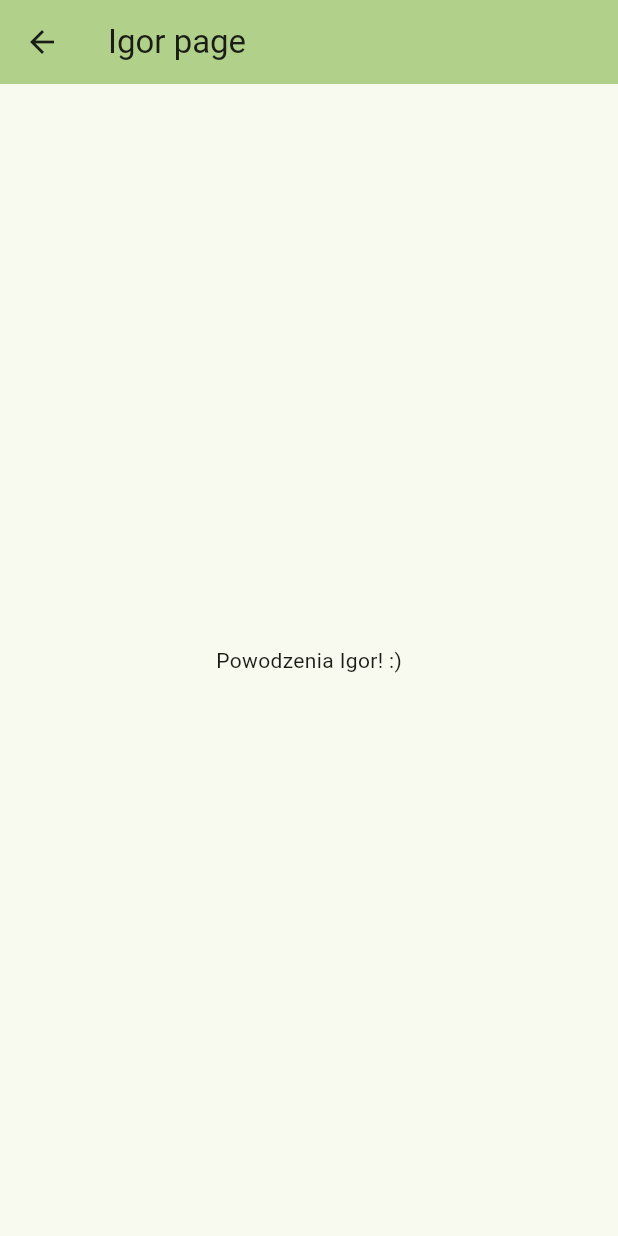
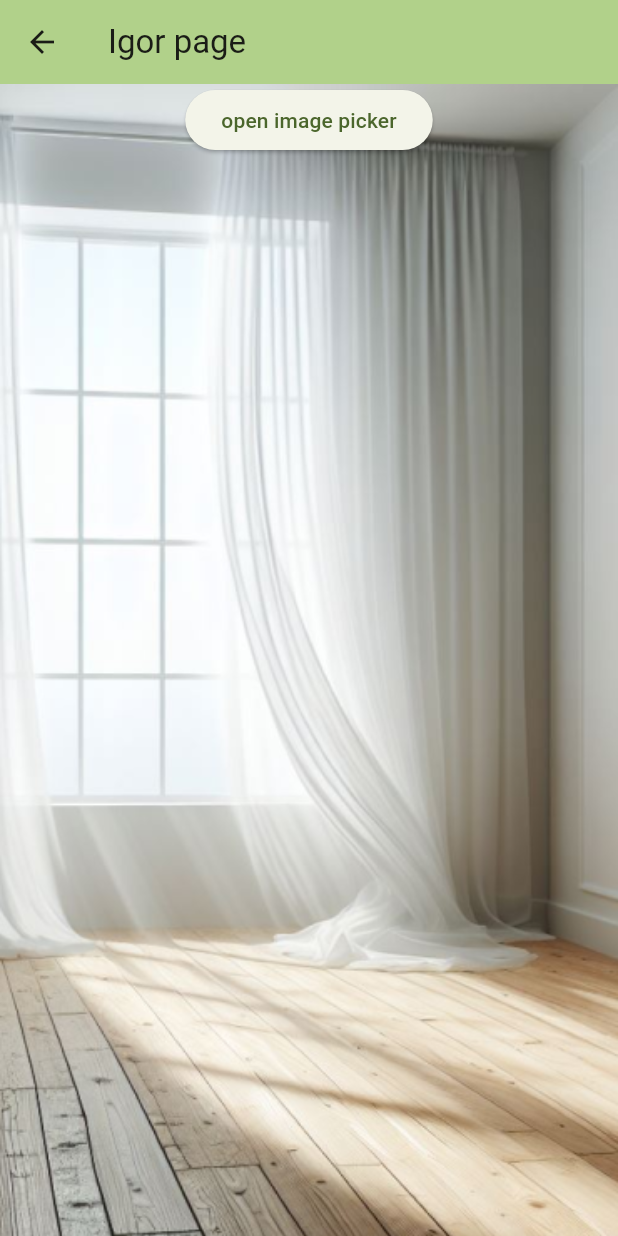
Before and after one commit to kit-jacking/olszewsking, a Flutter app: the IgorPage screen opened by its route, on a phone screen of 412 x 824 dp. Run offline on Flutter 3.47's test engine with Material 3 defaults, Android fonts, the light colour scheme and no system bars; our stand-ins replace flutter_bloc, flutter_svg, fluttertoast, image_picker; missing offline and left inert: model_viewer_plus.

Commit message:
load pic as background added

```diff
--- a/lib/ui/igorPage/igorPage.dart
+++ b/lib/ui/igorPage/igorPage.dart
@@ -1,27 +1,103 @@
 import 'package:flutter/material.dart';
+import 'dart:io';
+import 'package:image_picker/image_picker.dart';
 
-class IgorPage extends StatelessWidget {
+
+class IgorPage extends StatefulWidget {
   const IgorPage({super.key, required this.title});
 
   final String title;
+
+
+  @override
+  State<IgorPage> createState() => _IgorPageState();
+}
+
+class _IgorPageState extends State<IgorPage> {
+
+  File? _backgroundImage;
 
   @override
   Widget build(BuildContext context) {
     return Scaffold(
       appBar: AppBar(
-        backgroundColor: Theme.of(context).colorScheme.inversePrimary,
-        title: Text(title),
+        backgroundColor: Theme
+            .of(context)
+            .colorScheme
+            .inversePrimary,
+        title: Text(widget.title),
       ),
-      body: const Center(
-        child: SingleChildScrollView(
-          child: Column(
-            mainAxisAlignment: MainAxisAlignment.center,
-            children: <Widget>[
-              Text("Powodzenia Igor! :)"),
+      body: Stack(
+        children: [
+              Container(
+                height: double.infinity,
+                    width: double.infinity,
+                    decoration: BoxDecoration(
+                      image: DecorationImage(
+                        image: _backgroundImage == null ? const AssetImage("lib/assets/images/CAMERA-VIEW_wo_icons.jpg") : FileImage(_backgroundImage!) as ImageProvider,
+                        fit: BoxFit.cover
+                      )
+                    ),
+                    child: Center(
+                      child:
+                        Column(
+                          children: [
+                            ElevatedButton(
+                                onPressed: _getImage, child: Text("open image picker"))
+                          ],
+                        ),
+                    ),
+                ),
             ],
           ),
-        ),
-      ),
+
     );
   }
+
+  void _getImage() async {
+    final ImagePicker picker = ImagePicker();
+    final XFile? img = await picker.pickImage(source: ImageSource.gallery);
+    if (img == null) return;
+    setState(() {
+      _backgroundImage = File(img.path);
+    });
+  }
 }
+
+
+// KOD DO WEB VIEW - ALE NIE DZIALA Z WEBXR
+// import 'package:flutter/material.dart';
+// import 'package:webview_flutter/webview_flutter.dart';
+//
+// class IgorPage extends StatefulWidget {
+//   const IgorPage({super.key});
+//
+//
+//   @override
+//   State<IgorPage> createState() => _WebViewAppState();
+//
+// }
+//
+// class _WebViewAppState extends State<IgorPage> {
+//   late final WebViewController controller;
+//
+//   @override
+//   void initState() {
+//     super.initState();
+//     controller = WebViewController()
+//       ..loadFlutterAsset('lib/ui/igorPage/index.html');
+//   }
+//
+//   @override
+//   Widget build(BuildContext context) {
+//     return Scaffold(
+//       appBar: AppBar(
+//         title: const Text('Igor\'s Page'),
+//       ),
+//       body: WebViewWidget(
+//         controller: controller,
+//       ),
+//     );
+//   }
+// }
+//
```
Also changed, not shown: pubspec.yaml (+6 -1 lines), pubspec.lock, 1 other file.
